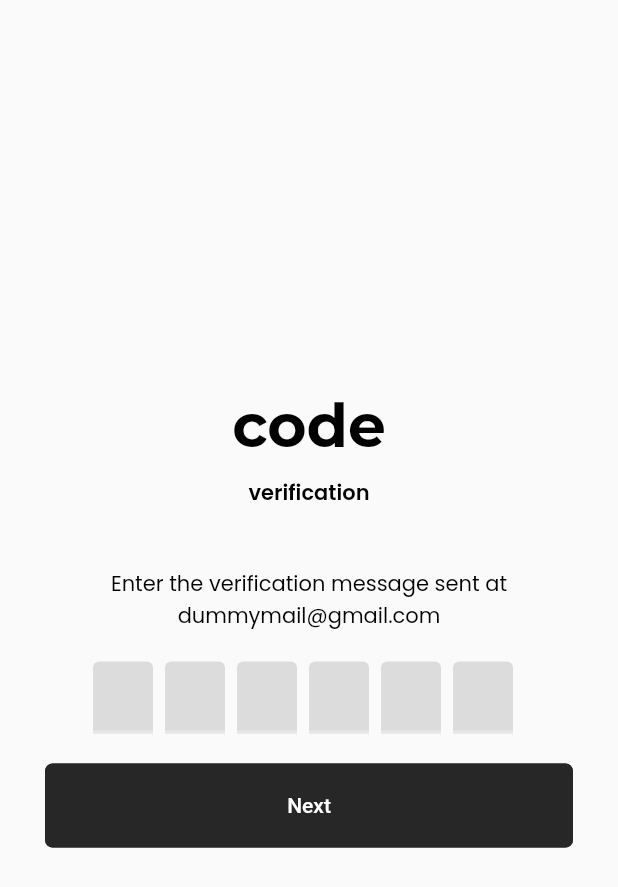
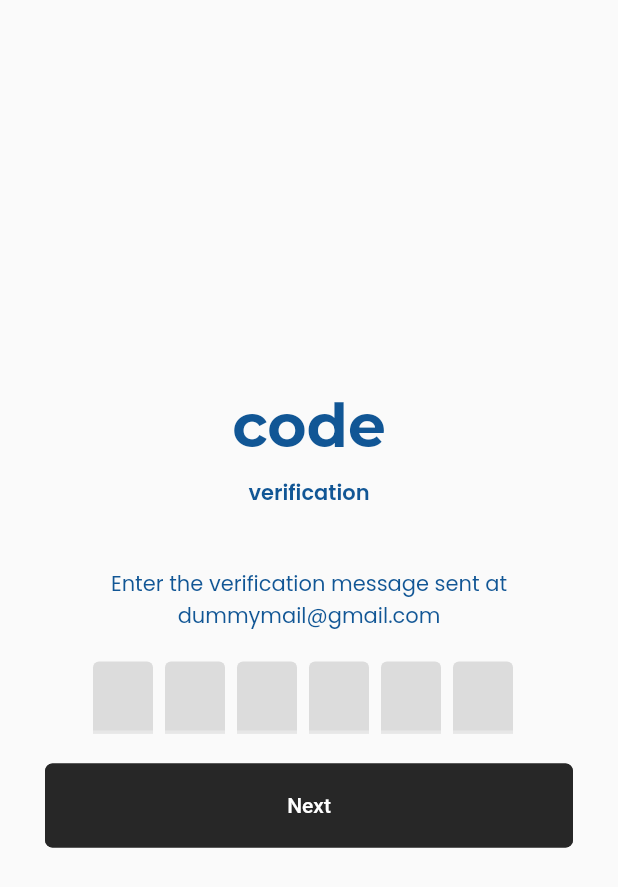
Before and after one commit to NishivSingh/chat-app, a Flutter app: the ForgetPasswordMail screen opened directly, after a tap on "Next", on a phone screen of 412 x 824 dp. Shown: the top 887 px of the screen. Run offline on Flutter 3.47's test engine with Material 2 defaults, Android fonts, the phone set to English and light mode, and no system bars; drawn by our look-alikes of flutter_otp_text_field; our stand-ins replace cloud_firestore, firebase_auth, firebase_core, google_fonts; accounts and stored records are empty.

Commit message:
Added the themes for appbar, and changed the styling of chat bubbles

```diff
--- a/lib/src/utils/constants/colors.dart
+++ b/lib/src/utils/constants/colors.dart
@@ -1,11 +1,10 @@
 import 'package:flutter/material.dart';
-
 
 /* -- LIST OF ALL COLORS -- */
 
 const primaryColor = Color(0xFFFFE400);
 const secondaryColor = Color(0xFF272727);
-const accentColor = Color(0xFF001BFF);
+const accentColor = Color.fromRGBO(17, 86, 149, 1);
 
 const whiteColor = Colors.white;
 const darkColor = Color(0xff000000);
--- /dev/null
+++ b/lib/src/utils/themes/app_bar.dart
@@ -0,0 +1,14 @@
+import 'package:chat_app/src/utils/constants/colors.dart';
+import 'package:flutter/material.dart';
+
+class CustomAppBarTheme {
+  CustomAppBarTheme._();
+
+  static const lightAppBarTheme = AppBarTheme(
+    color: accentColor,
+  );
+  static const darkAppBarTheme = AppBarTheme(
+    color: primaryColor,
+    foregroundColor: darkColor,
+  );
+}
--- a/lib/src/utils/themes/text_theme.dart
+++ b/lib/src/utils/themes/text_theme.dart
@@ -2,28 +2,43 @@ import 'package:chat_app/src/utils/constants/colors.dart';
 import 'package:flutter/material.dart';
 import 'package:google_fonts/google_fonts.dart';
 
-class CustomTextTheme{
+class CustomTextTheme {
   CustomTextTheme._();
 
   static TextTheme lightTextTheme = TextTheme(
-    displayLarge: GoogleFonts.montserrat(fontSize: 28,fontWeight: FontWeight.bold,color: darkColor),
-    displayMedium: GoogleFonts.montserrat(fontSize: 24,fontWeight: FontWeight.w700,color: darkColor),
-    displaySmall: GoogleFonts.poppins(fontSize: 24,fontWeight: FontWeight.w700,color: darkColor),
-    headlineMedium: GoogleFonts.poppins(fontSize: 16,fontWeight: FontWeight.w600,color: darkColor),
-    headlineSmall: GoogleFonts.poppins(fontSize: 16,fontWeight: FontWeight.w600,color: darkColor),
-    titleLarge: GoogleFonts.poppins(fontSize: 14,fontWeight: FontWeight.w600,color: darkColor),
-    bodyLarge: GoogleFonts.poppins(fontSize: 14,fontWeight: FontWeight.normal,color: darkColor),
-    bodyMedium: GoogleFonts.poppins(fontSize: 14,fontWeight: FontWeight.normal,color: darkColor),
+    displayLarge: GoogleFonts.montserrat(
+        fontSize: 28, fontWeight: FontWeight.bold, color: accentColor),
+    displayMedium: GoogleFonts.montserrat(
+        fontSize: 24, fontWeight: FontWeight.w700, color: accentColor),
+    displaySmall: GoogleFonts.poppins(
+        fontSize: 24, fontWeight: FontWeight.w700, color: accentColor),
+    headlineMedium: GoogleFonts.poppins(
+        fontSize: 16, fontWeight: FontWeight.w600, color: accentColor),
+    headlineSmall: GoogleFonts.poppins(
+        fontSize: 16, fontWeight: FontWeight.w600, color: accentColor),
+    titleLarge: GoogleFonts.poppins(
+        fontSize: 14, fontWeight: FontWeight.w600, color: accentColor),
+    bodyLarge: GoogleFonts.poppins(
+        fontSize: 14, fontWeight: FontWeight.normal, color: accentColor),
+    bodyMedium: GoogleFonts.poppins(
+        fontSize: 14, fontWeight: FontWeight.normal, color: accentColor),
   );
   static TextTheme darkTextTheme = TextTheme(
-    displayLarge: GoogleFonts.montserrat(fontSize: 28,fontWeight: FontWeight.bold,color: whiteColor),
-    displayMedium: GoogleFonts.montserrat(fontSize: 24,fontWeight: FontWeight.w700,color: whiteColor),
-    displaySmall: GoogleFonts.poppins(fontSize: 24,fontWeight: FontWeight.w700,color: whiteColor),
-    headlineMedium: GoogleFonts.poppins(fontSize: 16,fontWeight: FontWeight.w600,color: whiteColor),
-    headlineSmall: GoogleFonts.poppins(fontSize: 16,fontWeight: FontWeight.w600,color: whiteColor),
-    titleLarge: GoogleFonts.poppins(fontSize: 14,fontWeight: FontWeight.w600,color: whiteColor),
-    bodyLarge: GoogleFonts.poppins(fontSize: 14,fontWeight: FontWeight.normal,color: whiteColor),
-    bodyMedium: GoogleFonts.poppins(fontSize: 14,fontWeight: FontWeight.normal,color: whiteColor),
+    displayLarge: GoogleFonts.montserrat(
+        fontSize: 28, fontWeight: FontWeight.bold, color: whiteColor),
+    displayMedium: GoogleFonts.montserrat(
+        fontSize: 24, fontWeight: FontWeight.w700, color: whiteColor),
+    displaySmall: GoogleFonts.poppins(
+        fontSize: 24, fontWeight: FontWeight.w700, color: whiteColor),
+    headlineMedium: GoogleFonts.poppins(
+        fontSize: 16, fontWeight: FontWeight.w600, color: whiteColor),
+    headlineSmall: GoogleFonts.poppins(
+        fontSize: 16, fontWeight: FontWeight.w600, color: whiteColor),
+    titleLarge: GoogleFonts.poppins(
+        fontSize: 14, fontWeight: FontWeight.w600, color: whiteColor),
+    bodyLarge: GoogleFonts.poppins(
+        fontSize: 14, fontWeight: FontWeight.normal, color: whiteColor),
+    bodyMedium: GoogleFonts.poppins(
+        fontSize: 14, fontWeight: FontWeight.normal, color: whiteColor),
   );
-
 }
--- a/lib/src/utils/themes/theme.dart
+++ b/lib/src/utils/themes/theme.dart
@@ -1,3 +1,4 @@
+import 'package:chat_app/src/utils/themes/app_bar.dart';
 import 'package:chat_app/src/utils/themes/elevated_button_theme.dart';
 import 'package:chat_app/src/utils/themes/input_decoration_theme.dart';
 import 'package:chat_app/src/utils/themes/outlined_button_theme.dart';
@@ -10,20 +11,20 @@ class TAppTheme {
   static ThemeData lightTheme = ThemeData(
       brightness: Brightness.light,
       textTheme: CustomTextTheme.lightTextTheme,
-      appBarTheme: const AppBarTheme(),
+      appBarTheme: CustomAppBarTheme.lightAppBarTheme,
       floatingActionButtonTheme: const FloatingActionButtonThemeData(),
       elevatedButtonTheme: CustomElevatedButtonTheme.lightElevatedButtonTheme,
       outlinedButtonTheme: CustomOutlinedButtonTheme.lightOutlinedButtonTheme,
-      inputDecorationTheme: CustomInputDecorationTheme.lightInputDecorationTheme
-      );
+      inputDecorationTheme:
+          CustomInputDecorationTheme.lightInputDecorationTheme);
 
   static ThemeData darkTheme = ThemeData(
       brightness: Brightness.dark,
       textTheme: CustomTextTheme.darkTextTheme,
-      appBarTheme: const AppBarTheme(),
+      appBarTheme: CustomAppBarTheme.darkAppBarTheme,
       floatingActionButtonTheme: const FloatingActionButtonThemeData(),
       elevatedButtonTheme: CustomElevatedButtonTheme.darkElevatedButtonTheme,
       outlinedButtonTheme: CustomOutlinedButtonTheme.darkOutlinedButtonTheme,
-      inputDecorationTheme: CustomInputDecorationTheme.darkInputDecorationTheme
-      );
+      inputDecorationTheme:
+          CustomInputDecorationTheme.darkInputDecorationTheme);
 }
```
Also changed, not shown: lib/src/screens/profile/chat/chat_bubble.dart (+32 -11 lines), lib/src/screens/profile/chat/chat_page.dart (+30 -13 lines).
